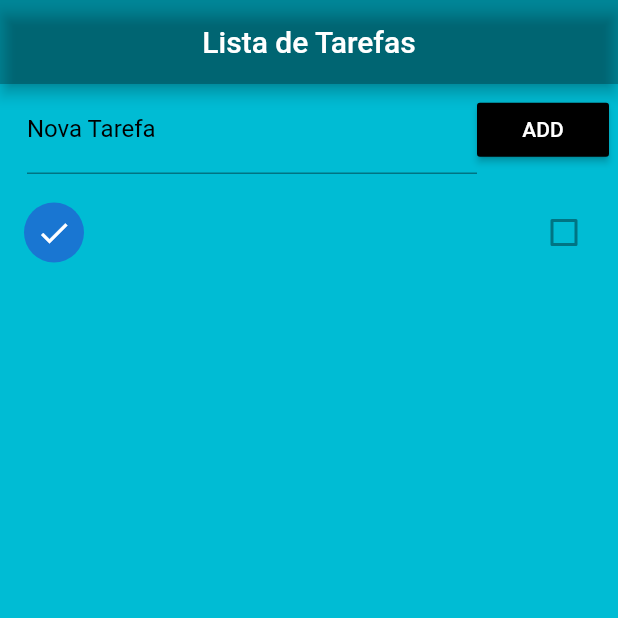
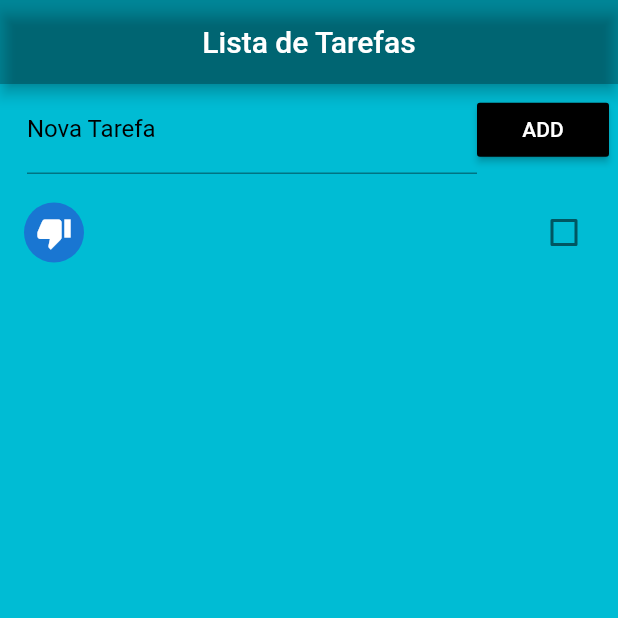
Before and after one commit to ricardom6/listtar, a Flutter app: the screen it shows after launch, after a tap on "ADD", on a phone screen of 412 x 824 dp, the top half of it. Run offline on Flutter 3.47's test engine with Material 2 defaults, Android fonts, the phone set to English and light mode, and no system bars; our stand-ins replace date_format.

Commit message:
salvando o arquivo, ok

```diff
--- a/lib/main.dart
+++ b/lib/main.dart
@@ -23,6 +23,19 @@ class _HomeState extends State<Home> {
     //"Tarefa A", "Tarefa B",
     //"Tarefa C", "Tarefa D",
   ];
+
+  @override
+  void initState() {
+    //TODO: implement initState
+    super.initState();
+    _readData().then((data) {
+      setState(() {
+        _toDoList = json.decode(data);
+      });
+    }); //não entendi,
+  }
+
+
   void _addToDo(){
     setState(() {
       Map<String, dynamic> newToDo = Map();
@@ -31,6 +44,7 @@ class _HomeState extends State<Home> {
       newToDo["status"] = false;
       newToDo["inicio"] = formatDate(DateTime.now(), [dd, '/', mm, '/', yyyy ]);
       _toDoList.add(newToDo);
+      _saveData();
     });
   }
 
@@ -100,10 +114,18 @@ class _HomeState extends State<Home> {
       itemBuilder: (context, index){
         return CheckboxListTile(
           title: Text(_toDoList[index]["titulo"]),
-          value: false,
+          value: _toDoList[index]["status"],
           secondary: CircleAvatar(
-            child: Icon(Icons.check),
+            child: Icon(
+                _toDoList[index]["status"] ?
+                Icons.thumb_up : Icons.thumb_down),
           ),
+          onChanged: (value) {
+            setState(() {
+              _toDoList[index]["status"] = value;
+              _saveData();
+            });
+          },
         );
       },
     );
```
